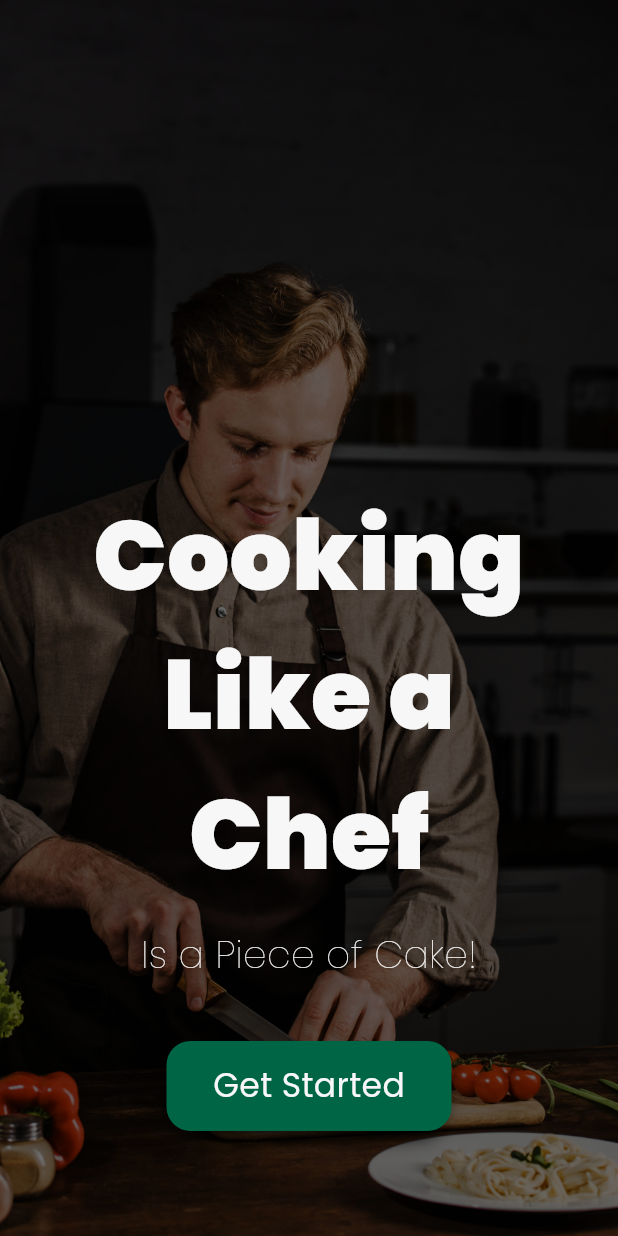
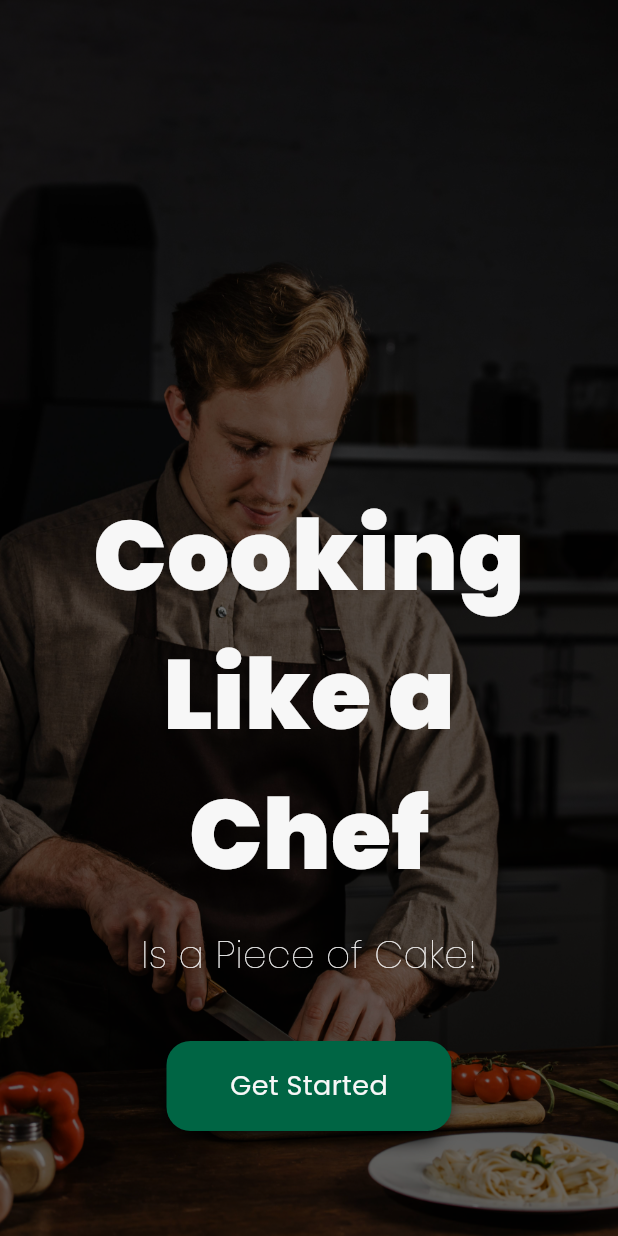
Before and after one commit to ShinasKoya00/SavorySafari_YourCulinaryAdventureBeginsHere, a Flutter app: the screen it shows after launch, on a phone screen of 412 x 824 dp. Run offline on Flutter 3.47's test engine with Material 3 defaults, Android fonts, the light colour scheme and no system bars; our stand-ins replace google_fonts, google_nav_bar, webview_flutter.

Commit message:
refactoring code

```diff
--- a/lib/screens/onboarding_page.dart
+++ b/lib/screens/onboarding_page.dart
@@ -1,6 +1,7 @@
 import 'package:flutter/material.dart';
 import 'package:savory_safari/screens/homepage.dart';
 import 'package:savory_safari/utils/colors.dart';
+import 'package:savory_safari/widgets/container_shadow_box.dart';
 import 'package:savory_safari/widgets/my_text.dart';
 
 class OnboardingPage extends StatelessWidget {
@@ -37,27 +38,20 @@ class OnboardingPage extends StatelessWidget {
             const MyText(
                 text: "Is a Piece of Cake!", fontSize: 25, fontWeight: FontWeight.w100, color: MyColors.grey),
             const SizedBox(height: 40),
-            Container(
-              height: 60,
-              width: 190,
-              decoration: BoxDecoration(
+
+            ContainerShadowBox(
+                onTap: () {
+                  Navigator.pushReplacement(
+                      context, MaterialPageRoute(builder: (context) => const HomePage()));
+                },
+                height: 60,
+                width: 190,
+                borderRadius: BorderRadius.circular(16),
                 color: MyColors.darkGreen,
-                borderRadius: BorderRadius.circular(16),
-                boxShadow: const [
-                  BoxShadow(
-                    offset: Offset(0.0, 10.0),
-                    blurRadius: 10.0,
-                    spreadRadius: -6.0,
-                  ),
-                ],
-              ),
-              child: InkWell(
-                  onTap: () {
-                    Navigator.pushReplacement(
-                        context, MaterialPageRoute(builder: (context) => const HomePage()));
-                  },
-                  child: const MyText(text: "Get Started", color: MyColors.grey)),
-            ),
+                boxShadowColor: Colors.black,
+                text: "Get Started",
+                textSize: 18,
+                textColor: MyColors.grey),
             const SizedBox(
               height: 70,
             )
--- a/lib/utils/colors.dart
+++ b/lib/utils/colors.dart
@@ -1,4 +1,6 @@
 import 'dart:ui';
+
+import 'package:flutter/material.dart';
 
 class MyColors {
   static const Color lightGreen = Color(0xffc2f2e2);
@@ -10,4 +12,6 @@ class MyColors {
   static const Color bottomNavTopBlack = Color(0xff484b4e);
   static const Color bottomNavGreenishYellow = Color(0xffeafa36);
   static const Color bottomNavGreenishYellow2 = Color(0xffc4d530);
+
+
 }
--- a/lib/widgets/container_shadow_box.dart
+++ b/lib/widgets/container_shadow_box.dart
@@ -6,11 +6,13 @@ class ContainerShadowBox extends StatelessWidget {
   final EdgeInsets? margin;
   final EdgeInsets? padding;
   final Color color;
+  final Color boxShadowColor;
   final Color textColor;
   final BorderRadius? borderRadius;
   final String? imageAsset;
   final String? imageNetwork;
   final String? text;
+  final double? textSize;
   final Widget? child;
   final VoidCallback? onTap;
 
@@ -21,11 +23,13 @@ class ContainerShadowBox extends StatelessWidget {
     this.margin,
     this.padding,
     this.color = Colors.white,
+    this.boxShadowColor = Colors.grey,
     this.textColor = Colors.black,
     this.borderRadius,
     this.imageAsset,
     this.imageNetwork,
     this.text,
+    this.textSize = 14,
     this.child,
     this.onTap,
   });
@@ -43,7 +47,7 @@ class ContainerShadowBox extends StatelessWidget {
         decoration: BoxDecoration(
           boxShadow: [
             BoxShadow(
-              color: Colors.grey.shade400,
+              color: boxShadowColor,
               offset: const Offset(0.0, 10.0),
               blurRadius: 10.0,
               spreadRadius: -5.0,
@@ -64,7 +68,7 @@ class ContainerShadowBox extends StatelessWidget {
                 : text != null
                     ? Text(
                         text!,
-                        style: TextStyle(color: textColor),
+                        style: TextStyle(color: textColor, fontSize: textSize),
                       )
                     : child,
       ),
```
Also changed, not shown: lib/models/recipe_category_model.dart (+4 -4 lines), lib/screens/homepage.dart (+3 -58 lines), lib/screens/recipe_details.dart (+1 -18 lines), lib/widgets/custom_bottom_nav_bar.dart (added, +76 -0 lines).
